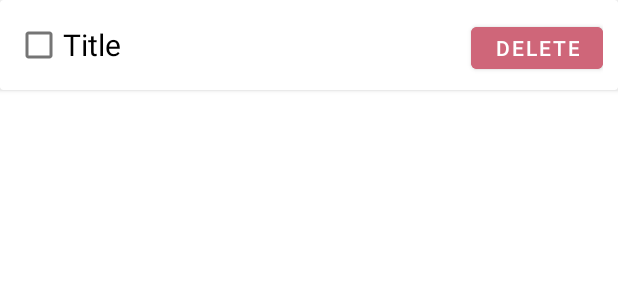
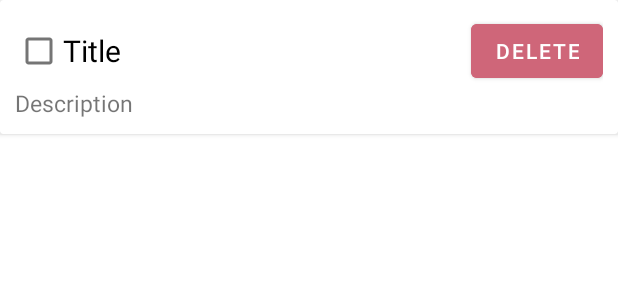
Before and after one commit to jonathanduran7/my-note-app, an Android app: the layout item_todo.xml on its own in the app's theme, with its tools: preview values and no code run, on a phone screen of 412 x 824 dp. Shown: the top 300 px of the screen. Run offline under Robolectric (Android 15) with nearby library versions, the light colour scheme and no system bars.

Commit message:
feat(todo): show category name in item

```diff
--- a/app/src/main/res/layout/item_todo.xml
+++ b/app/src/main/res/layout/item_todo.xml
@@ -2,7 +2,7 @@
 <androidx.cardview.widget.CardView xmlns:android="http://schemas.android.com/apk/res/android"
     xmlns:tools="http://schemas.android.com/tools"
     android:layout_width="match_parent"
-    android:layout_height="60dp">
+    android:layout_height="wrap_content">
 
     <LinearLayout
         android:layout_width="match_parent"
@@ -10,14 +10,24 @@
         android:orientation="horizontal"
         android:padding="10dp">
 
+        <LinearLayout
+            android:layout_width="wrap_content"
+            android:orientation="vertical"
+            android:layout_weight="1"
+            android:layout_height="wrap_content">
         <CheckBox
             android:layout_width="match_parent"
             android:layout_height="match_parent"
-            android:layout_weight="1"
             android:id="@+id/checkBox"
             android:textSize="20sp"
             tools:text="Title" />
-
+            <TextView
+                android:layout_width="wrap_content"
+                android:layout_height="wrap_content"
+                android:id="@+id/descriptionCategory"
+                android:textSize="15sp"
+                tools:text="Description" />
+        </LinearLayout>
         <Button
             android:layout_width="wrap_content"
             android:layout_height="wrap_content"
```
